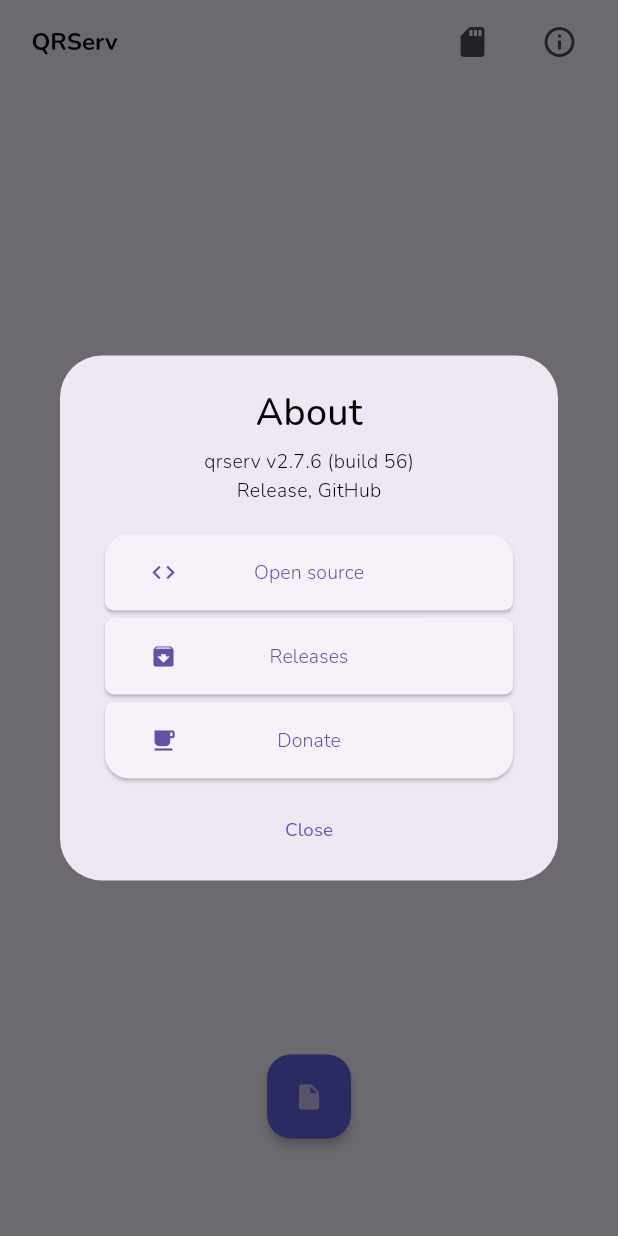
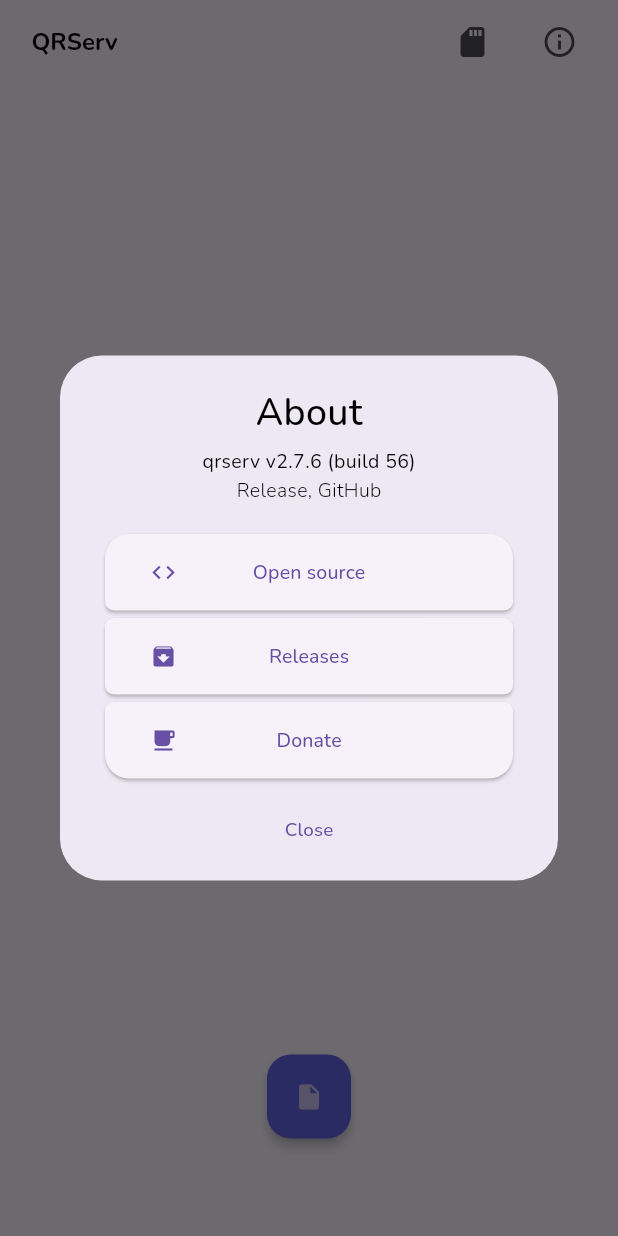
Before and after one commit to uintdev/qrserv, a Flutter app: the screen it shows after launch, after a tap on the "sd card" icon, after a tap on the "info outline" icon, on a phone screen of 412 x 824 dp. Run offline on Flutter 3.47's test engine with Material 3 defaults, Android fonts, the phone set to English and light mode, and no system bars; drawn by our look-alikes of oktoast; our stand-ins replace device_info_plus, file_picker, package_info_plus, permission_handler, qr_flutter, share_plus and 1 more; missing offline and left inert: filesize, filesystem_picker, flutter_archive, share_handler, window_size; accounts and stored records are empty; generated files the repository leaves out were written again.

Commit message:
Font weight tuning

```diff
--- a/lib/views/info.dart
+++ b/lib/views/info.dart
@@ -45,7 +45,7 @@ class Info {
           packageInfo,
           style: const TextStyle(
             fontSize: 13,
-            fontVariations: [FontVariation('wght', 300)],
+            fontVariations: [FontVariation('wght', 400)],
           ),
         );
       },
@@ -152,7 +152,7 @@ class Info {
                 style: TextStyle(
                   fontFamily: QRSTheme.fontFamily,
                   fontSize: 12.5,
-                  fontVariations: const [FontVariation('wght', 400)],
+                  fontVariations: const [FontVariation('wght', 500)],
                 ),
               ),
             ),
@@ -198,7 +198,7 @@ class Info {
                 style: TextStyle(
                   fontFamily: QRSTheme.fontFamily,
                   fontSize: 13,
-                  fontVariations: const [FontVariation('wght', 300)],
+                  fontVariations: const [FontVariation('wght', 500)],
                 ),
               ),
             ),
```
